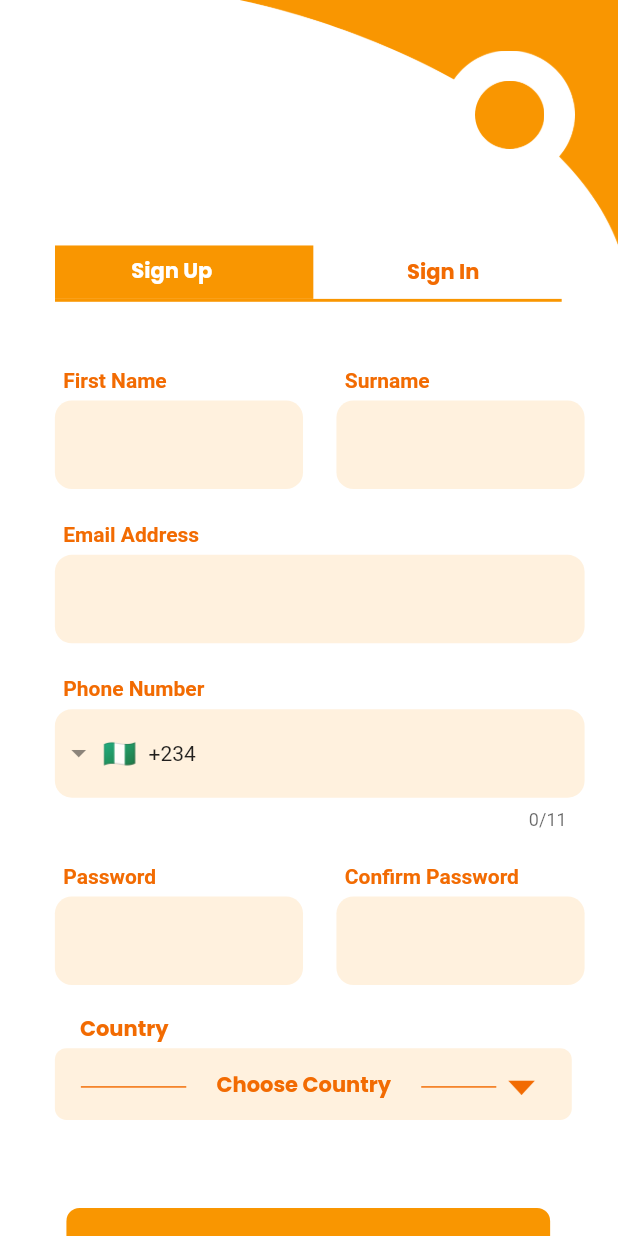
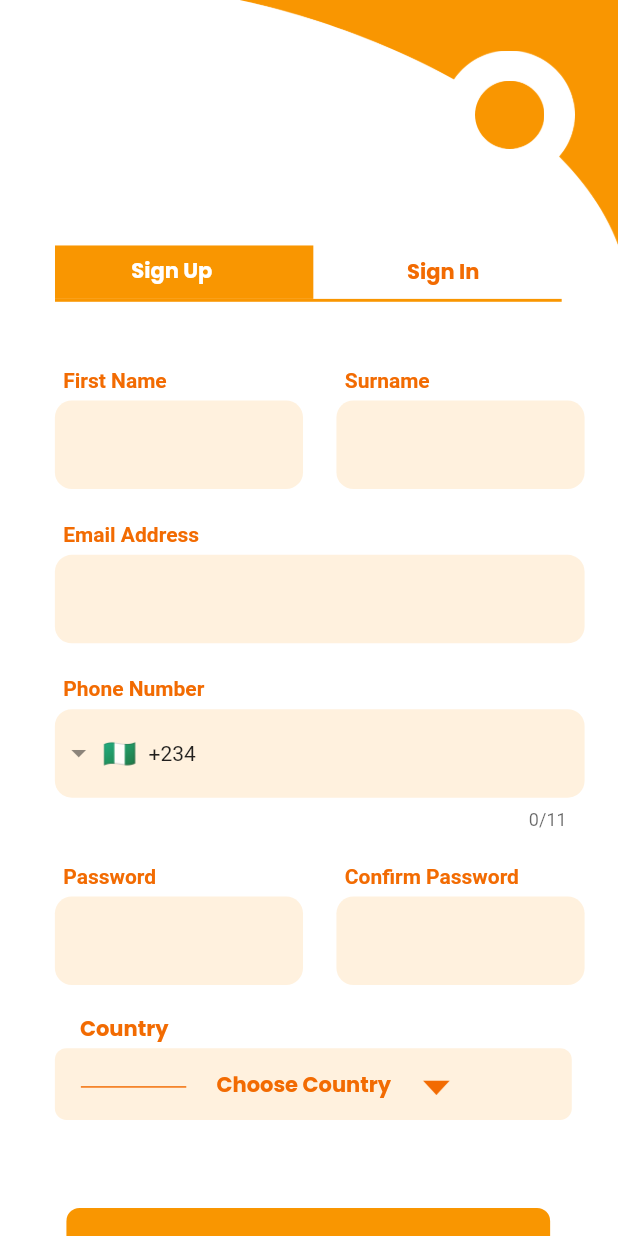
Before and after one commit to Chi-naza/xGift, a Flutter app: the SignUpScreen screen opened by its route, on a phone screen of 412 x 824 dp. Run offline on Flutter 3.47's test engine with Material 2 defaults, Android fonts, the phone set to English and light mode, and no system bars; drawn by our look-alikes of intl_phone_field; our stand-ins replace cloud_firestore, country_picker, file_picker, firebase_auth, firebase_core, firebase_storage and 5 more; missing offline and left inert: currency_picker, pay_with_paystack; accounts and stored records are empty.

```diff
--- a/lib/controllers/auth_controller.dart
+++ b/lib/controllers/auth_controller.dart
@@ -120,13 +120,13 @@ class AuthController extends GetxController {
       await auth.signInWithEmailAndPassword(email: email, password: password);
       // delay before next API call
       await Future.delayed(const Duration(seconds: 1));
-      // Get details of user after login
-      await fetchUserData();
       // stop loading
       isLoading.value = false;
       // show success feedback
       UserFeedBack.showSuccessSnackBar('Login successful !');
       await Future.delayed(const Duration(seconds: 1));
+      // Get details of user after login
+      await fetchUserData();
       // move into the app upon login
       goToTransactionHistoryScreen();
     }on FirebaseAuthException catch(e){
@@ -190,6 +190,7 @@ class AuthController extends GetxController {
       print(currentUser.firstName);
       print(currentUser.surname);
       print(currentUser.email);
+      print(currentUser.imageUrl);
 
 
     }catch (e){
--- a/lib/screens/auth/signup_screen.dart
+++ b/lib/screens/auth/signup_screen.dart
@@ -342,15 +342,15 @@ class _SignUpScreenState extends State<SignUpScreen> {
                             ),
                           ),
                         ),
-                        Container(
-                          // line
-                          margin: EdgeInsets.fromLTRB(0*fem, 0*fem, 7*fem, 0*fem),
-                          width: 52*fem,
-                          height: 1*fem,
-                          decoration: BoxDecoration (
-                            color: Color(0xfff26b02),
-                          ),
-                        ),
+                        // Container(
+                        //   // line
+                        //   margin: EdgeInsets.fromLTRB(0*fem, 0*fem, 7*fem, 0*fem),
+                        //   width: 52*fem,
+                        //   height: 1*fem,
+                        //   decoration: BoxDecoration (
+                        //     color: Color(0xfff26b02),
+                        //   ),
+                        // ),
                         Container(
                           margin: EdgeInsets.fromLTRB(0*fem, 0*fem, 0*fem, 2*fem),
                           width: 21*fem,
```
Also changed, not shown: lib/screens/widgets/header_n_template_widget.dart (+16 -6 lines), lib/screens/widgets/header_n_template_widget2.dart (+12 -1 lines), pubspec.yaml (+7 -6 lines), pubspec.lock, 35 other files.
